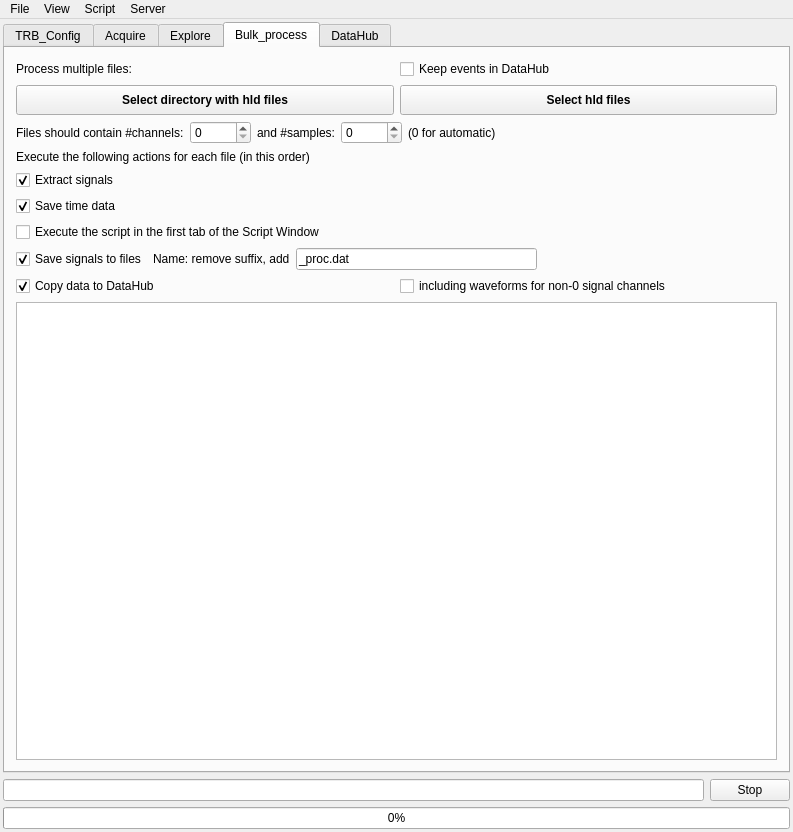
First picture: the form in GUI/mainwindow.ui, repository andrmor/TRB3reader, before the edit.
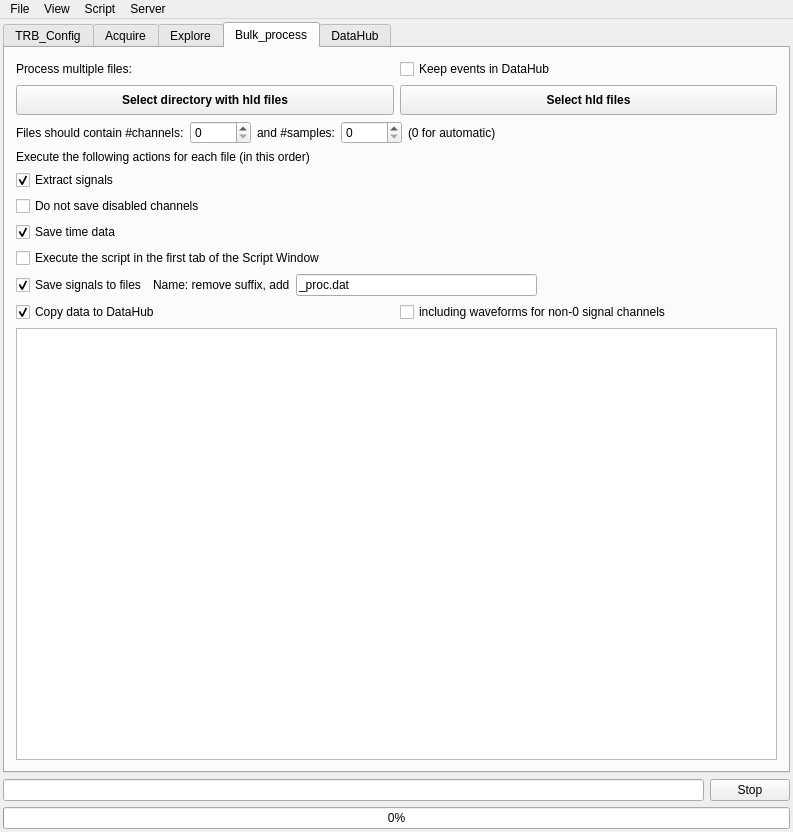
Second picture: the form after the edit. The open tabs and pages were chosen to show the change.

Commit message: Handling of disabled channels: will not appear in hlds

Diff of the .ui file:
```diff
--- a/GUI/mainwindow.ui
+++ b/GUI/mainwindow.ui
@@ -5533,6 +5533,13 @@
           </property>
          </widget>
         </item>
+        <item>
+         <widget class="QCheckBox" name="cbDoNotSaveDisabledChannels">
+          <property name="text">
+           <string>Do not save disabled channels</string>
+          </property>
+         </widget>
+        </item>
         <item>
          <widget class="QCheckBox" name="cbSaveTime">
           <property name="text">
```
Left out of the diff: 2 changed lines with no effect on the pictures. The commit also changes 3 other files.
